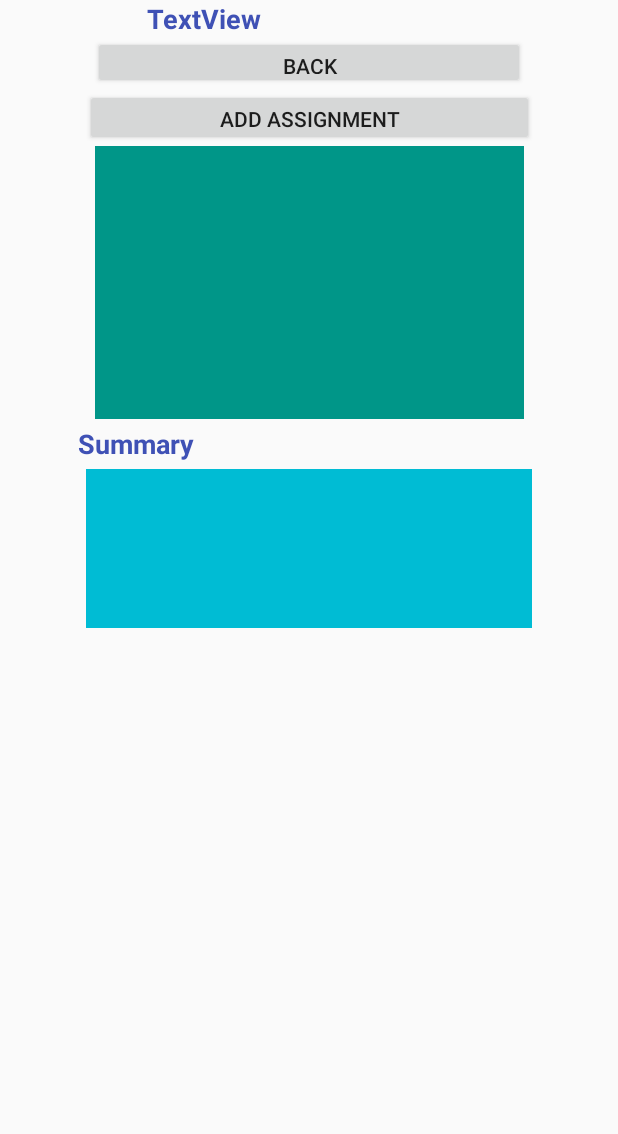
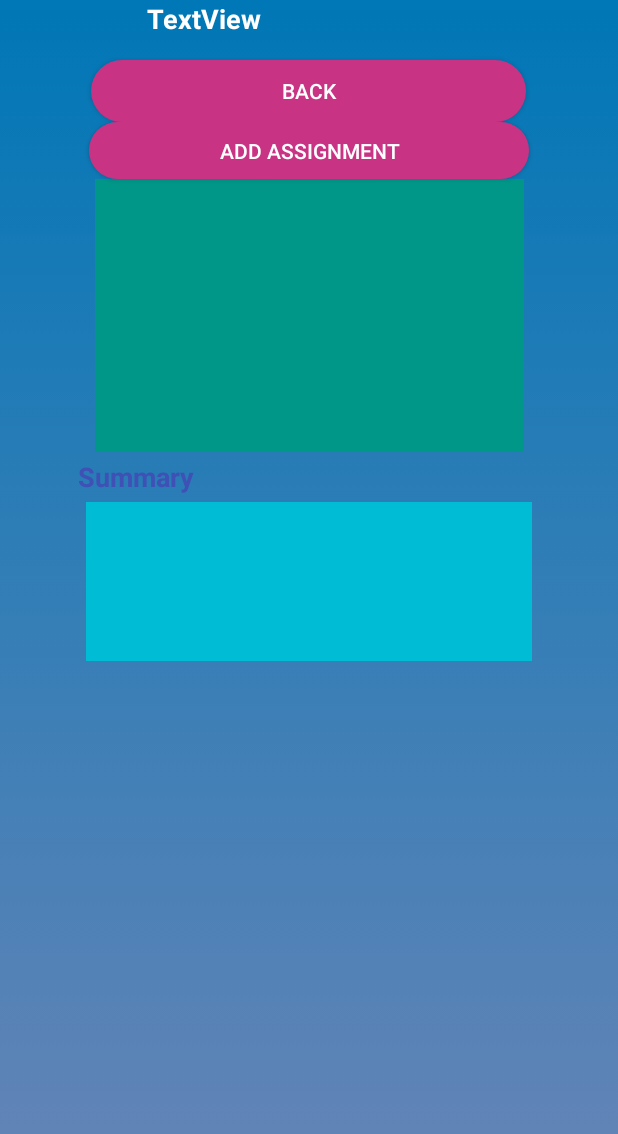
Before and after one commit to ElijahHallera/438-AndroidProject, an Android app: the GradeSummaryActivity screen opened directly, with no data from a screen before it, on a phone screen of 412 x 824 dp. Shown: the top 1134 px of the screen. Run offline under Robolectric (Android 15) with nearby library versions, the phone set to English and light mode, and no system bars; our stand-ins replace Room's generated code; 5 statements that could not run were skipped.

Commit message:
Forgot One Page.

```diff
--- a/app/src/main/res/layout/activity_grade_summary.xml
+++ b/app/src/main/res/layout/activity_grade_summary.xml
@@ -4,14 +4,15 @@
     xmlns:app="http://schemas.android.com/apk/res-auto"
     xmlns:tools="http://schemas.android.com/tools"
     android:layout_width="match_parent"
-    android:layout_height="match_parent">
+    android:layout_height="match_parent"
+    android:background="@drawable/gradient">
 
     <TextView
         android:id="@+id/course_name_text_view"
         android:layout_width="216dp"
         android:layout_height="24dp"
         android:text="TextView"
-        android:textColor="#3F51B5"
+        android:textColor="#FFFFFF"
         android:textSize="18sp"
         android:textStyle="bold"
         app:layout_constraintEnd_toEndOf="parent"
@@ -20,18 +21,24 @@
 
     <Button
         android:id="@+id/back_button"
-        android:layout_width="288dp"
-        android:layout_height="35dp"
+        android:layout_width="290dp"
+        android:layout_height="41dp"
+        android:layout_marginTop="16dp"
+        android:background="@drawable/round_button"
         android:text="Back"
+        android:textColor="#FFFFFF"
         app:layout_constraintEnd_toEndOf="parent"
+        app:layout_constraintHorizontal_bias="0.495"
         app:layout_constraintStart_toStartOf="parent"
         app:layout_constraintTop_toBottomOf="@+id/course_name_text_view" />
 
     <Button
         android:id="@+id/add_assignment_button"
-        android:layout_width="299dp"
+        android:layout_width="293dp"
         android:layout_height="38dp"
+        android:background="@drawable/round_button"
         android:text="Add Assignment"
+        android:textColor="#FFFFFF"
         app:layout_constraintEnd_toEndOf="parent"
         app:layout_constraintStart_toStartOf="parent"
         app:layout_constraintTop_toBottomOf="@+id/back_button" />
```
